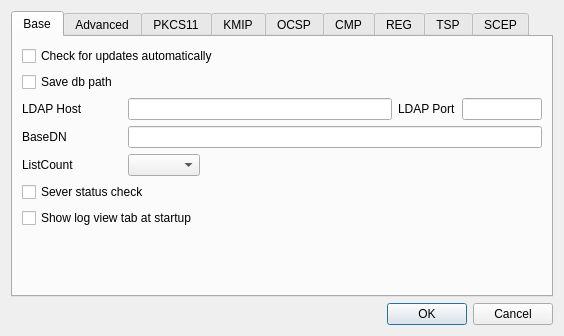
This is CertMan/settings_dlg.ui in jykim74/CertMan as Qt 5 draws it before an edit. The edited form follows.
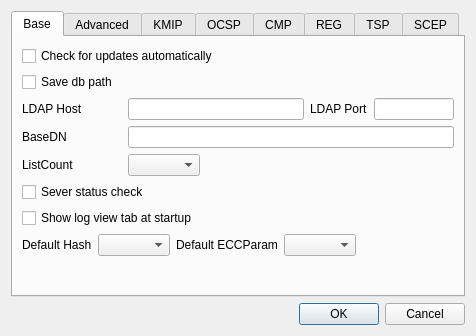
This is the edited form. The open tabs and pages were chosen to show the change.

Commit message: Default Hash Default ECC Param 기능 지원

Patch:
```diff
--- a/CertMan/settings_dlg.ui
+++ b/CertMan/settings_dlg.ui
@@ -6,7 +6,7 @@
    <rect>
     <x>0</x>
     <y>0</y>
-    <width>564</width>
+    <width>476</width>
     <height>328</height>
    </rect>
   </property>
@@ -23,64 +23,22 @@
       <attribute name="title">
        <string>Base</string>
       </attribute>
-      <layout class="QGridLayout" name="gridLayout_3">
-       <item row="4" column="0" colspan="2">
-        <layout class="QGridLayout" name="gridLayout_17">
-         <property name="topMargin">
-          <number>0</number>
-         </property>
-         <item row="0" column="0">
-          <widget class="QLabel" name="label_5">
-           <property name="minimumSize">
-            <size>
-             <width>100</width>
-             <height>0</height>
-            </size>
-           </property>
-           <property name="text">
-            <string>ListCount</string>
-           </property>
-          </widget>
-         </item>
-         <item row="0" column="1">
-          <widget class="QComboBox" name="mListCountCombo"/>
-         </item>
-         <item row="0" column="2">
-          <spacer name="horizontalSpacer">
-           <property name="orientation">
-            <enum>Qt::Horizontal</enum>
-           </property>
-           <property name="sizeHint" stdset="0">
-            <size>
-             <width>40</width>
-             <height>20</height>
-            </size>
-           </property>
-          </spacer>
-         </item>
-        </layout>
-       </item>
-       <item row="3" column="0">
-        <widget class="QLabel" name="label_4">
-         <property name="minimumSize">
-          <size>
-           <width>100</width>
-           <height>0</height>
-          </size>
-         </property>
+      <layout class="QVBoxLayout" name="verticalLayout_10">
+       <item>
+        <widget class="QCheckBox" name="mCheckLatestVersionCheck">
          <property name="text">
-          <string>BaseDN</string>
+          <string>Check for updates automatically</string>
          </property>
         </widget>
        </item>
-       <item row="5" column="0" colspan="2">
-        <widget class="QCheckBox" name="mServerStatusCheck">
+       <item>
+        <widget class="QCheckBox" name="mSaveDBPathCheck">
          <property name="text">
-          <string>Sever status check</string>
+          <string>Save db path</string>
          </property>
         </widget>
        </item>
-       <item row="2" column="0" colspan="2">
+       <item>
         <layout class="QGridLayout" name="gridLayout_14">
          <property name="topMargin">
           <number>0</number>
@@ -120,43 +78,126 @@
          </item>
         </layout>
        </item>
-       <item row="1" column="0" colspan="2">
-        <widget class="QCheckBox" name="mSaveDBPathCheck">
-         <property name="text">
-          <string>Save db path</string>
+       <item>
+        <layout class="QGridLayout" name="gridLayout_3">
+         <item row="0" column="0">
+          <widget class="QLabel" name="label_4">
+           <property name="minimumSize">
+            <size>
+             <width>100</width>
+             <height>0</height>
+            </size>
+           </property>
+           <property name="text">
+            <string>BaseDN</string>
+           </property>
+          </widget>
+         </item>
+         <item row="0" column="1">
+          <widget class="QLineEdit" name="mBaseDNText"/>
+         </item>
+        </layout>
+       </item>
+       <item>
+        <layout class="QGridLayout" name="gridLayout_17">
+         <property name="topMargin">
+          <number>0</number>
          </property>
-        </widget>
+         <item row="0" column="0">
+          <widget class="QLabel" name="label_5">
+           <property name="minimumSize">
+            <size>
+             <width>100</width>
+             <height>0</height>
+            </size>
+           </property>
+           <property name="text">
+            <string>ListCount</string>
+           </property>
+          </widget>
+         </item>
+         <item row="0" column="1">
+          <widget class="QComboBox" name="mListCountCombo"/>
+         </item>
+         <item row="0" column="2">
+          <spacer name="horizontalSpacer">
+           <property name="orientation">
+            <enum>Qt::Horizontal</enum>
+           </property>
+           <property name="sizeHint" stdset="0">
+            <size>
+             <width>40</width>
+             <height>20</height>
+            </size>
+           </property>
+          </spacer>
+         </item>
+        </layout>
        </item>
-       <item row="0" column="0" colspan="2">
-        <widget class="QCheckBox" name="mCheckLatestVersionCheck">
+       <item>
+        <widget class="QCheckBox" name="mServerStatusCheck">
          <property name="text">
-          <string>Check for updates automatically</string>
+          <string>Sever status check</string>
          </property>
         </widget>
        </item>
-       <item row="7" column="0">
-        <spacer name="verticalSpacer">
-         <property name="orientation">
-          <enum>Qt::Vertical</enum>
-         </property>
-         <property name="sizeHint" stdset="0">
-          <size>
-           <width>20</width>
-           <height>40</height>
-          </size>
-         </property>
-        </spacer>
-       </item>
-       <item row="3" column="1">
-        <widget class="QLineEdit" name="mBaseDNText"/>
-       </item>
-       <item row="6" column="0" colspan="2">
+       <item>
         <widget class="QCheckBox" name="mShowLogTabCheck">
          <property name="text">
           <string>Show log view tab at startup</string>
          </property>
         </widget>
        </item>
+       <item>
+        <layout class="QGridLayout" name="gridLayout_27">
+         <item row="0" column="3">
+          <widget class="QComboBox" name="mDefaultECCParamCombo"/>
+         </item>
+         <item row="0" column="2">
+          <widget class="QLabel" name="label_29">
+           <property name="text">
+            <string>Default ECCParam</string>
+           </property>
+          </widget>
+         </item>
+         <item row="0" column="0">
+          <widget class="QLabel" name="label_28">
+           <property name="text">
+            <string>Default Hash</string>
+           </property>
+          </widget>
+         </item>
+         <item row="0" column="1">
+          <widget class="QComboBox" name="mDefaultHashCombo"/>
+         </item>
+         <item row="0" column="4">
+          <spacer name="horizontalSpacer_4">
+           <property name="orientation">
+            <enum>Qt::Horizontal</enum>
+           </property>
+           <property name="sizeHint" stdset="0">
+            <size>
+             <width>40</width>
+             <height>20</height>
+            </size>
+           </property>
+          </spacer>
+         </item>
+        </layout>
+       </item>
+       <item>
+        <spacer name="verticalSpacer">
+         <property name="orientation">
+          <enum>Qt::Vertical</enum>
+         </property>
+         <property name="sizeHint" stdset="0">
+          <size>
+           <width>20</width>
+           <height>40</height>
+          </size>
+         </property>
+        </spacer>
+       </item>
       </layout>
      </widget>
      <widget class="QWidget" name="tab_2">
@@ -195,26 +236,6 @@
         </layout>
        </item>
        <item>
-        <spacer name="verticalSpacer_2">
-         <property name="orientation">
-          <enum>Qt::Vertical</enum>
-         </property>
-         <property name="sizeHint" stdset="0">
-          <size>
-           <width>20</width>
-           <height>40</height>
-          </size>
-         </property>
-        </spacer>
-       </item>
-      </layout>
-     </widget>
-     <widget class="QWidget" name="tab_3">
-      <attribute name="title">
-       <string>PKCS11</string>
-      </attribute>
-      <layout class="QVBoxLayout" name="verticalLayout_2">
-       <item>
         <widget class="QCheckBox" name="mUseP11Check">
          <property name="text">
           <string>Use PKCS11</string>
```
Left out of the diff: 19 changed lines with no effect on the pictures. The commit also changes 7 other files.
